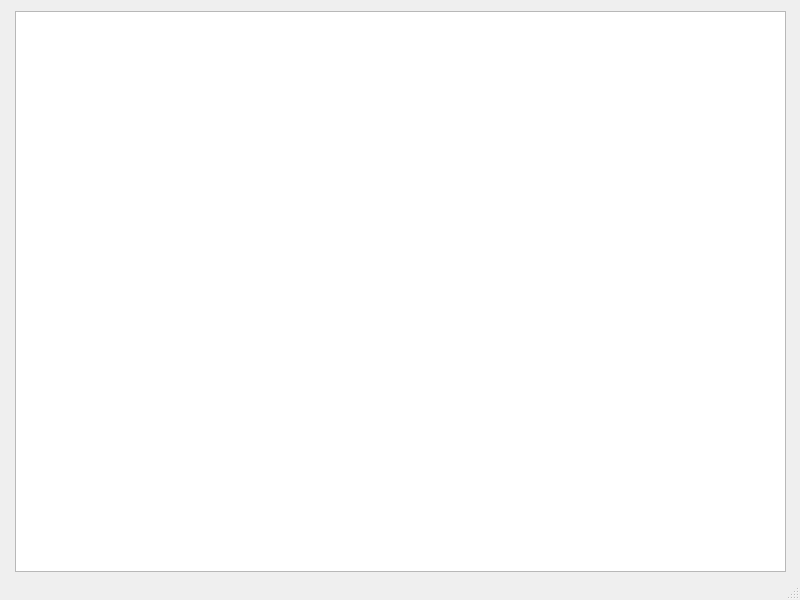
First picture: the form in ui/map_output.ui, repository cutefluffyfox/YandexMapsProject, before the edit.
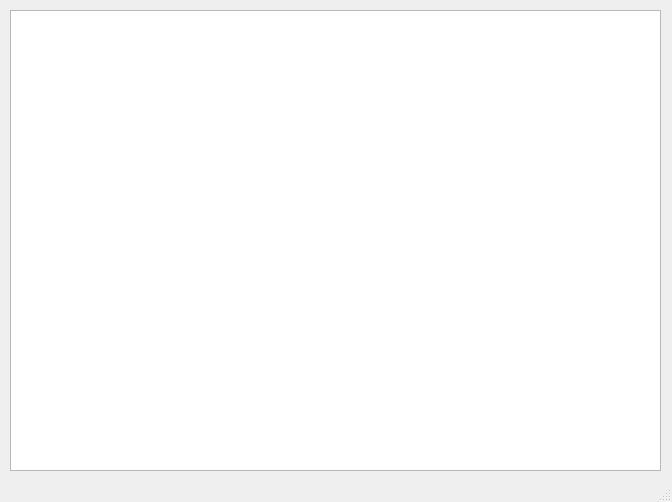
Second picture: the form after the edit.

Patch:
```diff
--- a/ui/map_output.ui
+++ b/ui/map_output.ui
@@ -6,8 +6,8 @@
    <rect>
     <x>0</x>
     <y>0</y>
-    <width>800</width>
-    <height>600</height>
+    <width>672</width>
+    <height>502</height>
    </rect>
   </property>
   <property name="windowTitle">
@@ -17,10 +17,10 @@
    <widget class="QGraphicsView" name="graphicsView">
     <property name="geometry">
      <rect>
-      <x>15</x>
-      <y>11</y>
-      <width>771</width>
-      <height>561</height>
+      <x>10</x>
+      <y>10</y>
+      <width>651</width>
+      <height>461</height>
      </rect>
     </property>
    </widget>
```
Left out of the diff: 2 changed lines with no effect on the pictures.
